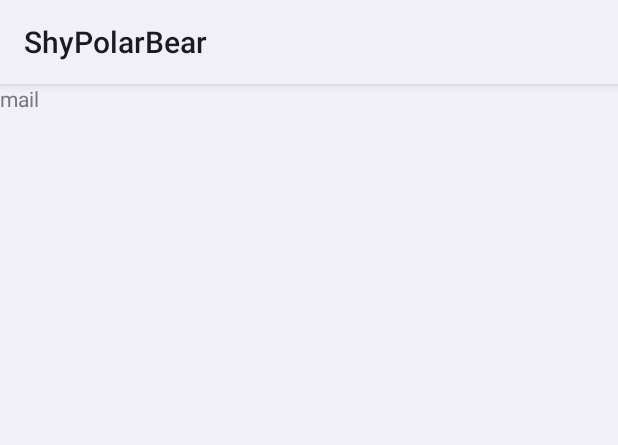
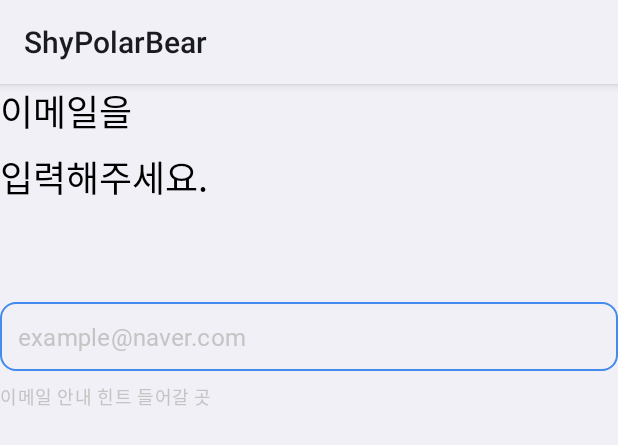
Before and after one commit to ShyPolarBear/Android, an Android app: the layout fragment_signup_mail.xml on its own in the app's theme, with its tools: preview values and no code run, on a phone screen of 412 x 824 dp. Shown: the top 445 px of the screen. Run offline under Robolectric (Android 15) with nearby library versions, the phone set to English and light mode, and no system bars.

Commit message:
feat: 회원가입 ui page4까지 xml만 작성완료

```diff
--- a/presentation/src/main/res/layout/fragment_signup_mail.xml
+++ b/presentation/src/main/res/layout/fragment_signup_mail.xml
@@ -1,5 +1,7 @@
 <?xml version="1.0" encoding="utf-8"?>
-<layout xmlns:android="http://schemas.android.com/apk/res/android">
+<layout xmlns:android="http://schemas.android.com/apk/res/android"
+    xmlns:tools="http://schemas.android.com/tools"
+    xmlns:app="http://schemas.android.com/apk/res-auto">
 
     <data>
 
@@ -9,9 +11,42 @@
         android:layout_width="match_parent"
         android:layout_height="match_parent">
         <TextView
-            android:layout_width="match_parent"
-            android:text="mail"
-            android:layout_height="match_parent"/>
+            android:layout_width="wrap_content"
+            android:layout_height="wrap_content"
+            android:id="@+id/tv_signup_mail_title"
+            app:layout_constraintTop_toTopOf="parent"
+            app:layout_constraintStart_toStartOf="parent"
+            style="@style/H3"
+            android:text="@string/tv_signup_mail_title"/>
+
+
+        <EditText
+            android:layout_width="0dp"
+            android:layout_height="wrap_content"
+            android:inputType="phone"
+            android:background="@drawable/selector_signup_nickname"
+            android:layout_marginTop="65dp"
+            app:layout_constraintStart_toStartOf="parent"
+            app:layout_constraintEnd_toEndOf="parent"
+            android:padding="12dp"
+            style="@style/b1"
+            android:id="@+id/et_signup_mail"
+            android:textColorHint="@color/Gray_05"
+            android:hint="@string/signup_mail_hint"
+            app:layout_constraintTop_toBottomOf="@id/tv_signup_mail_title"
+            >
+
+        </EditText>
+        <TextView
+            android:layout_width="wrap_content"
+            android:id="@+id/tv_signup_mail_rule"
+            android:textColor="@color/selector_signup_name_text_color"
+            style="@style/l2"
+            android:layout_marginTop="8dp"
+            app:layout_constraintStart_toStartOf="@id/et_signup_mail"
+            app:layout_constraintTop_toBottomOf="@+id/et_signup_mail"
+            tools:text="이메일 안내 힌트 들어갈 곳"
+            android:layout_height="wrap_content"/>
 
     </androidx.constraintlayout.widget.ConstraintLayout>
 </layout>
--- a/presentation/src/main/res/layout/fragment_signup_name.xml
+++ b/presentation/src/main/res/layout/fragment_signup_name.xml
@@ -42,7 +42,7 @@
             app:layout_constraintBottom_toBottomOf="@id/iv_signup_name_profile"
             android:id="@+id/iv_signup_name_edit"/>
 
-        <com.google.android.material.textfield.TextInputEditText
+        <EditText
             android:layout_width="0dp"
             android:layout_height="wrap_content"
             android:inputType="text"
@@ -58,7 +58,7 @@
             app:layout_constraintTop_toBottomOf="@id/iv_signup_name_profile"
              >
 
-        </com.google.android.material.textfield.TextInputEditText>
+        </EditText>
         <TextView
             android:layout_width="wrap_content"
             android:id="@+id/tv_signup_name_rule"
```
Also changed, not shown: presentation/src/main/java/com/shypolarbear/presentation/ui/signup/pages/SignupNameFragment.kt (+28 -3 lines), presentation/src/main/res/layout/fragment_signup_phone.xml (+37 -4 lines), presentation/src/main/res/values/strings.xml (+15 -2 lines).
